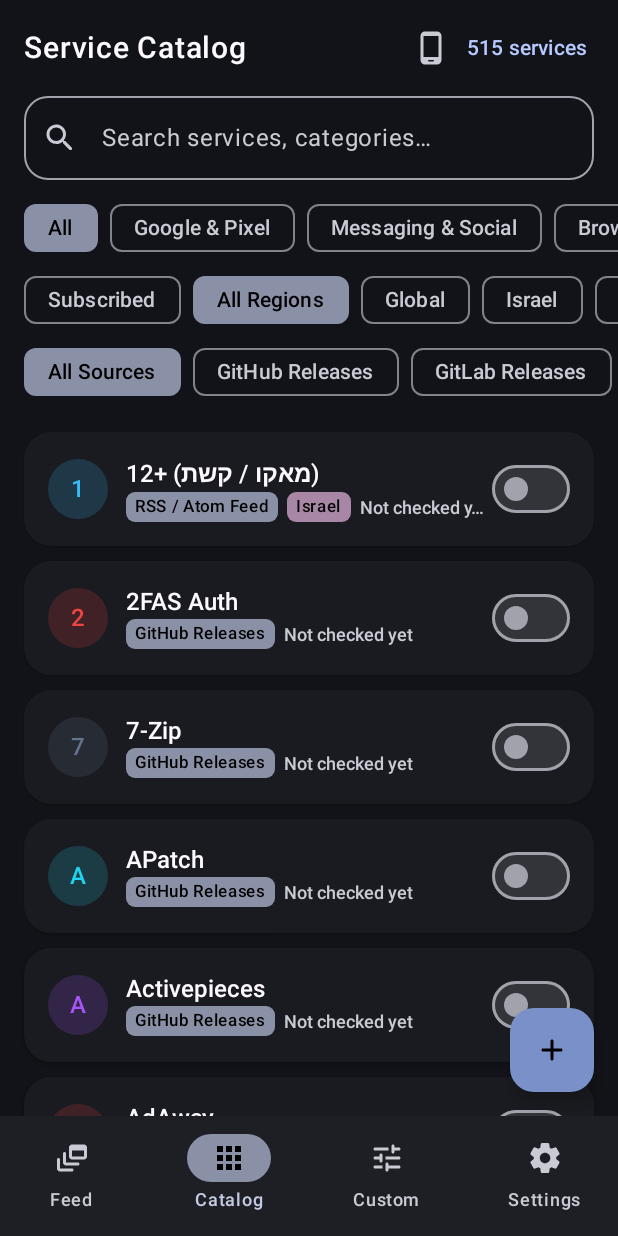
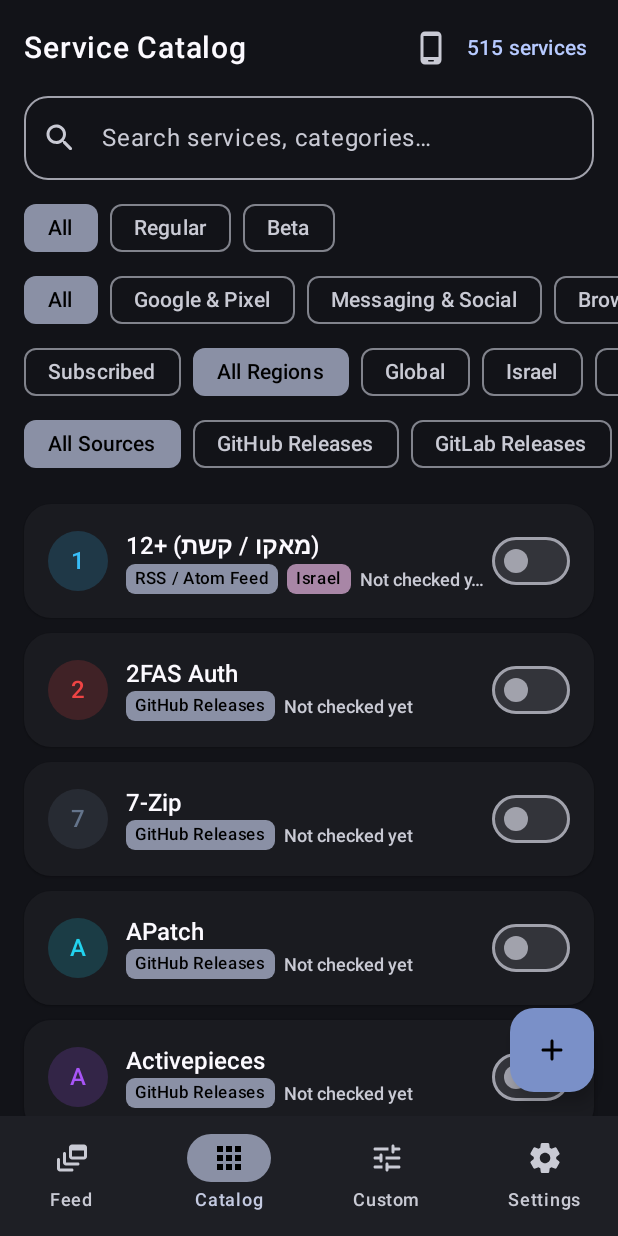
Before and after one commit to dor2500/update-pulse, an Android app built with Jetpack Compose: the screen it shows after launch (MainActivity), item 2 of the bottom bar chosen, on a phone screen of 412 x 824 dp. Run offline under Robolectric (Android 15) with nearby library versions, the phone set to English and light mode, and no system bars; our stand-ins replace Room's generated code; 1 statement that could not run was skipped.

Commit message:
feat: add All / Regular / Beta release channel filter in Catalog & Feed (v1.5.2)

```diff
--- a/app/build.gradle.kts
+++ b/app/build.gradle.kts
@@ -14,8 +14,8 @@ android {
         applicationId = "com.dor2500.updatepulse"
         minSdk = 26
         targetSdk = 35
-        versionCode = 8
-        versionName = "1.5.1"
+        versionCode = 9
+        versionName = "1.5.2"
 
         buildConfigField("String", "GITHUB_REPO", "\"dor2500/update-pulse\"")
 
--- a/app/src/main/java/com/dor2500/updatepulse/data/local/CuratedCatalog.kt
+++ b/app/src/main/java/com/dor2500/updatepulse/data/local/CuratedCatalog.kt
@@ -129,7 +129,7 @@ object CuratedCatalog {
         // =====================================================================
         // 1. GOOGLE & PIXEL (35)
         // =====================================================================
-        add(rss("google_android_beta", "Android / Pixel Beta Program", ServiceCategory.BETA, "https://android-developers.googleblog.com/feeds/posts/default", 0xFF34D399L, subscribed = true))
+        add(rss("google_android_beta", "Android / Pixel Beta Program", ServiceCategory.GOOGLE_PIXEL, "https://android-developers.googleblog.com/feeds/posts/default", 0xFF34D399L, subscribed = true))
         add(TrackedServiceEntity(id = "google_pixel_ota", name = "Google Pixel Factory Images & OTA", category = ServiceCategory.GOOGLE_PIXEL, sourceType = SourceType.WEBPAGE_REGEX, sourceUrlOrRepo = "https://developers.google.com/android/ota", regexPattern = """(\d+\.\d+\.\d+\s*\([A-Z0-9.]+\))""", accentColorHex = 0xFF60A5FAL))
         add(rss("google_security_bulletin", "Android Security Bulletin", ServiceCategory.GOOGLE_PIXEL, "https://source.android.com/docs/security/bulletin/rss.xml", 0xFFEF4444L))
         add(apkm("google_play_services", "Google Play Services", ServiceCategory.GOOGLE_PIXEL, "google-inc/google-play-services", 0xFF38BDF8L))
@@ -137,7 +137,7 @@ object CuratedCatalog {
         add(apkm("google_pixel_camera", "Pixel Camera (Google Camera)", ServiceCategory.GOOGLE_PIXEL, "google-inc/camera", 0xFF818CF8L))
         add(apkm("google_webview", "Android System WebView", ServiceCategory.GOOGLE_PIXEL, "google-inc/android-system-webview", 0xFF2DD4BFL))
         add(apkm("google_pixel_watch", "Pixel Watch App", ServiceCategory.GOOGLE_PIXEL, "google-inc/google-pixel-watch", 0xFFA78BFAL))
-        add(apkm("google_app", "Google App Beta", ServiceCategory.BETA, "google-inc/google-search", 0xFF4285F4L))
+        add(apkm("google_app", "Google App Beta", ServiceCategory.GOOGLE_PIXEL, "google-inc/google-search", 0xFF4285F4L))
         add(apkm("google_messages", "Google Messages", ServiceCategory.GOOGLE_PIXEL, "google-inc/messenger-google-inc", 0xFF3B82F6L))
         add(apkm("google_gboard", "Gboard", ServiceCategory.GOOGLE_PIXEL, "google-inc/gboard", 0xFF60A5FAL))
         add(apkm("google_photos", "Google Photos", ServiceCategory.GOOGLE_PIXEL, "google-inc/photos", 0xFFFBBF24L))
@@ -204,17 +204,17 @@ object CuratedCatalog {
         // =====================================================================
         // 3. BROWSERS (20)
         // =====================================================================
-        add(apkm("browser_chrome_beta", "Google Chrome Beta", ServiceCategory.BETA, "google-inc/chrome-beta", 0xFFFBBF24L))
-        add(apkm("browser_chrome_canary", "Google Chrome Canary", ServiceCategory.BETA, "google-inc/chrome-canary", 0xFFF59E0BL))
+        add(apkm("browser_chrome_beta", "Google Chrome Beta", ServiceCategory.BROWSERS, "google-inc/chrome-beta", 0xFFFBBF24L))
+        add(apkm("browser_chrome_canary", "Google Chrome Canary", ServiceCategory.BROWSERS, "google-inc/chrome-canary", 0xFFF59E0BL))
         add(apkm("browser_chrome_stable", "Google Chrome", ServiceCategory.BROWSERS, "google-inc/chrome", 0xFF22C55EL))
-        add(apkm("browser_firefox_nightly", "Firefox Nightly", ServiceCategory.BETA, "mozilla/firefox-nightly-for-developers", 0xFFFB923CL))
-        add(apkm("browser_firefox_beta", "Firefox Beta", ServiceCategory.BETA, "mozilla/firefox-beta", 0xFFF97316L))
+        add(apkm("browser_firefox_nightly", "Firefox Nightly", ServiceCategory.BROWSERS, "mozilla/firefox-nightly-for-developers", 0xFFFB923CL))
+        add(apkm("browser_firefox_beta", "Firefox Beta", ServiceCategory.BROWSERS, "mozilla/firefox-beta", 0xFFF97316L))
         add(apkm("browser_firefox", "Firefox Stable", ServiceCategory.BROWSERS, "mozilla/firefox", 0xFFF97316L))
         add(apkm("browser_firefox_focus", "Firefox Focus", ServiceCategory.BROWSERS, "mozilla/firefox-focus", 0xFFA855F7L))
         add(gh("browser_brave", "Brave Browser", ServiceCategory.BROWSERS, "brave/brave-browser", 0xFFF97316L))
-        add(apkm("browser_vivaldi", "Vivaldi Browser Beta", ServiceCategory.BETA, "vivaldi-technologies/vivaldi-browser-beta", 0xFFEF4444L))
+        add(apkm("browser_vivaldi", "Vivaldi Browser Beta", ServiceCategory.BROWSERS, "vivaldi-technologies/vivaldi-browser-beta", 0xFFEF4444L))
         add(apkm("browser_vivaldi_stable", "Vivaldi Browser", ServiceCategory.BROWSERS, "vivaldi-technologies/vivaldi-browser", 0xFFDC2626L))
-        add(apkm("browser_edge_canary", "Microsoft Edge Canary", ServiceCategory.BETA, "microsoft-corporation/microsoft-edge-canary", 0xFF0EA5E9L))
+        add(apkm("browser_edge_canary", "Microsoft Edge Canary", ServiceCategory.BROWSERS, "microsoft-corporation/microsoft-edge-canary", 0xFF0EA5E9L))
         add(apkm("browser_edge", "Microsoft Edge", ServiceCategory.BROWSERS, "microsoft-corporation/microsoft-edge", 0xFF0284C7L))
         add(apkm("browser_opera", "Opera Browser", ServiceCategory.BROWSERS, "opera-software-asa/opera", 0xFFEF4444L))
         add(apkm("browser_opera_gx", "Opera GX", ServiceCategory.BROWSERS, "opera-software-asa/opera-gx", 0xFFF43F5EL))
--- a/app/src/main/java/com/dor2500/updatepulse/data/model/Enums.kt
+++ b/app/src/main/java/com/dor2500/updatepulse/data/model/Enums.kt
@@ -64,3 +64,9 @@ enum class AppLanguage(val tag: String, @StringRes val labelRes: Int) {
     ENGLISH("en", R.string.lang_english),
     HEBREW("iw", R.string.lang_hebrew)
 }
+
+enum class ReleaseChannel(@StringRes val labelRes: Int) {
+    ALL(R.string.channel_all),
+    REGULAR(R.string.channel_regular),
+    BETA(R.string.channel_beta)
+}
--- a/app/src/main/java/com/dor2500/updatepulse/data/repository/UpdateRepository.kt
+++ b/app/src/main/java/com/dor2500/updatepulse/data/repository/UpdateRepository.kt
@@ -59,12 +59,17 @@ class UpdateRepository(
 
     suspend fun ensureSeeded() {
         serviceDao.insertIgnoreAll(CuratedCatalog.defaultServices)
-        val betaIds = CuratedCatalog.defaultServices
-            .filter { it.category == com.dor2500.updatepulse.data.model.ServiceCategory.BETA }
-            .map { it.id }
-        if (betaIds.isNotEmpty()) {
-            serviceDao.updateCuratedCategory(betaIds, com.dor2500.updatepulse.data.model.ServiceCategory.BETA)
-        }
+        val googleIds = listOf("google_android_beta", "google_app")
+        val browserIds = listOf(
+            "browser_chrome_beta",
+            "browser_chrome_canary",
+            "browser_firefox_nightly",
+            "browser_firefox_beta",
+            "browser_vivaldi",
+            "browser_edge_canary"
+        )
+        serviceDao.updateCuratedCategory(googleIds, com.dor2500.updatepulse.data.model.ServiceCategory.GOOGLE_PIXEL)
+        serviceDao.updateCuratedCategory(browserIds, com.dor2500.updatepulse.data.model.ServiceCategory.BROWSERS)
     }
 
     suspend fun scanAndAutoSubscribeInstalledApps(): AppScanSummary {
--- a/app/src/main/java/com/dor2500/updatepulse/ui/screens/CatalogScreen.kt
+++ b/app/src/main/java/com/dor2500/updatepulse/ui/screens/CatalogScreen.kt
@@ -52,6 +52,8 @@ import androidx.compose.ui.text.style.TextOverflow
 import androidx.compose.ui.unit.dp
 import com.dor2500.updatepulse.R
 import com.dor2500.updatepulse.data.local.TrackedServiceEntity
+import com.dor2500.updatepulse.data.local.isBetaChannel
+import com.dor2500.updatepulse.data.model.ReleaseChannel
 import com.dor2500.updatepulse.data.model.ServiceCategory
 import com.dor2500.updatepulse.data.model.ServiceRegion
 import com.dor2500.updatepulse.data.model.SourceType
@@ -67,12 +69,14 @@ fun CatalogScreen(
     onCheckService: (TrackedServiceEntity) -> Unit
 ) {
     var searchQuery by remember { mutableStateOf("") }
+    var selectedChannel by remember { mutableStateOf(ReleaseChannel.ALL) }
     var selectedCategory by remember { mutableStateOf<ServiceCategory?>(null) }
     var selectedRegion by remember { mutableStateOf<ServiceRegion?>(null) }
     var selectedSourceType by remember { mutableStateOf<SourceType?>(null) }
     var subscribedOnly by remember { mutableStateOf(false) }
 
     val hasActiveFilters = searchQuery.isNotBlank() ||
+        selectedChannel != ReleaseChannel.ALL ||
         selectedCategory != null ||
         selectedRegion != null ||
         selectedSourceType != null ||
@@ -81,6 +85,7 @@ fun CatalogScreen(
     val catalogServices = remember(
         services,
         searchQuery,
+        selectedChannel,
         selectedCategory,
         selectedRegion,
         selectedSourceType,
@@ -89,6 +94,13 @@ fun CatalogScreen(
         services
             .filter { !it.isCustom }
             .filter { !subscribedOnly || it.isSubscribed }
+            .filter {
+                when (selectedChannel) {
+                    ReleaseChannel.ALL -> true
+                    ReleaseChannel.REGULAR -> !it.isBetaChannel()
+                    ReleaseChannel.BETA -> it.isBetaChannel()
+                }
+            }
             .filter { selectedCategory == null || it.category == selectedCategory }
             .filter { selectedRegion == null || it.region == selectedRegion }
             .filter { selectedSourceType == null || it.sourceType == selectedSourceType }
@@ -100,7 +112,7 @@ fun CatalogScreen(
     }
 
     val categories = remember {
-        ServiceCategory.entries.filter { it != ServiceCategory.CUSTOM }
+        ServiceCategory.entries.filter { it != ServiceCategory.CUSTOM && it != ServiceCategory.BETA }
     }
 
     Column(modifier = Modifier.fillMaxSize()) {
@@ -145,6 +157,22 @@ fun CatalogScreen(
         )
 
         Spacer(modifier = Modifier.height(8.dp))
+
+        Row(
+            modifier = Modifier
+                .fillMaxWidth()
+                .horizontalScroll(rememberScrollState())
+                .padding(horizontal = 16.dp),
+            horizontalArrangement = Arrangement.spacedBy(8.dp)
+        ) {
+            ReleaseChannel.entries.forEach { channel ->
+                FilterChip(
+                    selected = selectedChannel == channel,
+                    onClick = { selectedChannel = channel },
+                    label = { Text(stringResource(channel.labelRes)) }
+                )
+            }
+        }
 
         Row(
             modifier = Modifier
@@ -209,6 +237,7 @@ fun CatalogScreen(
                     selected = false,
                     onClick = {
                         searchQuery = ""
+                        selectedChannel = ReleaseChannel.ALL
                         selectedCategory = null
                         selectedRegion = null
                         selectedSourceType = null
--- a/app/src/main/java/com/dor2500/updatepulse/ui/screens/FeedScreen.kt
+++ b/app/src/main/java/com/dor2500/updatepulse/ui/screens/FeedScreen.kt
@@ -72,6 +72,8 @@ import androidx.compose.ui.text.style.TextOverflow
 import androidx.compose.ui.unit.dp
 import com.dor2500.updatepulse.R
 import com.dor2500.updatepulse.data.local.UpdateEventEntity
+import com.dor2500.updatepulse.data.local.isBetaChannel
+import com.dor2500.updatepulse.data.model.ReleaseChannel
 import com.dor2500.updatepulse.data.model.ServiceCategory
 
 @OptIn(ExperimentalMaterial3Api::class)
@@ -85,6 +87,7 @@ fun FeedScreen(
     onClearFeed: () -> Unit
 ) {
     var showUnreadOnly by remember { mutableStateOf(false) }
+    var selectedChannel by remember { mutableStateOf(ReleaseChannel.ALL) }
     var selectedCategory by remember { mutableStateOf<ServiceCategory?>(null) }
     var showSearch by remember { mutableStateOf(false) }
     var searchQuery by remember { mutableStateOf("") }
@@ -93,9 +96,16 @@ fun FeedScreen(
         events.map { it.category }.distinct()
     }
 
-    val filtered = remember(events, showUnreadOnly, selectedCategory, searchQuery) {
+    val filtered = remember(events, showUnreadOnly, selectedChannel, selectedCategory, searchQuery) {
         events
             .filter { !showUnreadOnly || !it.isRead }
+            .filter {
+                when (selectedChannel) {
+                    ReleaseChannel.ALL -> true
+                    ReleaseChannel.REGULAR -> !it.isBetaChannel()
+                    ReleaseChannel.BETA -> it.isBetaChannel()
+                }
+            }
             .filter { selectedCategory == null || it.category == selectedCategory }
             .filter {
                 searchQuery.isBlank() ||
@@ -172,9 +182,10 @@ fun FeedScreen(
             horizontalArrangement = Arrangement.spacedBy(8.dp)
         ) {
             FilterChip(
-                selected = !showUnreadOnly && selectedCategory == null,
+                selected = !showUnreadOnly && selectedChannel == ReleaseChannel.ALL && selectedCategory == null,
                 onClick = {
                     showUnreadOnly = false
+                    selectedChannel = ReleaseChannel.ALL
                     selectedCategory = null
                 },
                 label = { Text(stringResource(R.string.feed_filter_all)) }
@@ -183,6 +194,28 @@ fun FeedScreen(
                 selected = showUnreadOnly,
                 onClick = { showUnreadOnly = !showUnreadOnly },
                 label = { Text(stringResource(R.string.feed_filter_unread)) }
+            )
+            FilterChip(
+                selected = selectedChannel == ReleaseChannel.REGULAR,
+                onClick = {
+                    selectedChannel = if (selectedChannel == ReleaseChannel.REGULAR) {
+                        ReleaseChannel.ALL
+                    } else {
+                        ReleaseChannel.REGULAR
+                    }
+                },
+                label = { Text(stringResource(R.string.channel_regular)) }
+            )
+            FilterChip(
+                selected = selectedChannel == ReleaseChannel.BETA,
+                onClick = {
+                    selectedChannel = if (selectedChannel == ReleaseChannel.BETA) {
+                        ReleaseChannel.ALL
+                    } else {
+                        ReleaseChannel.BETA
+                    }
+                },
+                label = { Text(stringResource(R.string.channel_beta)) }
             )
             if (availableCategories.size > 1) {
                 availableCategories.forEach { category ->
--- a/app/src/main/res/values/strings.xml
+++ b/app/src/main/res/values/strings.xml
@@ -67,6 +67,11 @@
     <string name="cat_gaming_emulation">Gaming &amp; Emulation</string>
     <string name="cat_beta">Beta</string>
     <string name="cat_custom">Custom</string>
+
+    <!-- Release Channels -->
+    <string name="channel_all">All</string>
+    <string name="channel_regular">Regular</string>
+    <string name="channel_beta">Beta</string>
 
     <!-- Custom Screen -->
     <string name="custom_title">Custom Trackers</string>
```
Also changed, not shown: app/src/main/java/com/dor2500/updatepulse/data/local/Entities.kt (+15 -0 lines), 1 other file.
